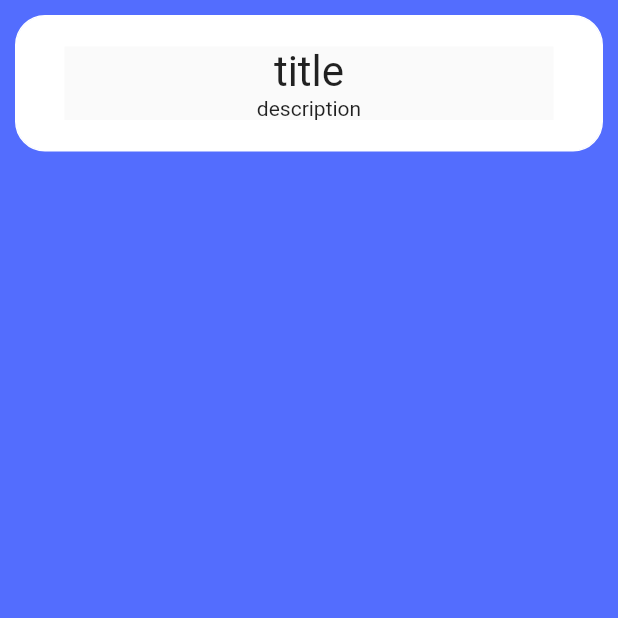
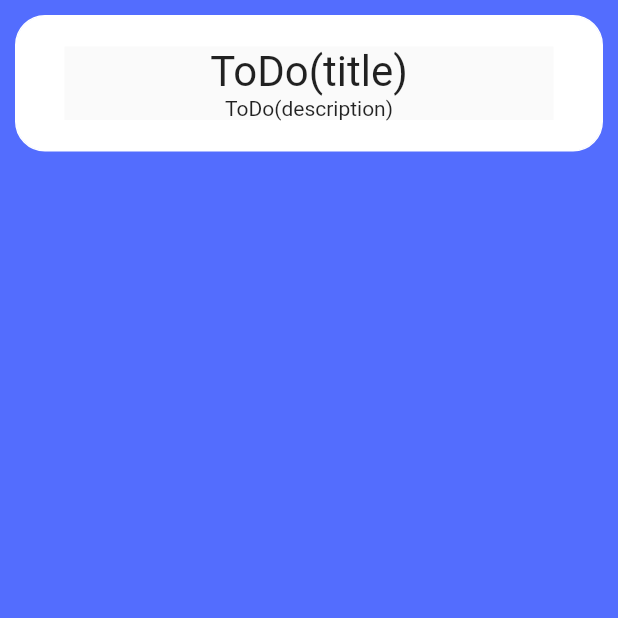
Before and after one commit to maosakana/helloworld, a Flutter app: the screen it shows after launch, on a phone screen of 412 x 824 dp, the top half of it. Run offline on Flutter 3.47's test engine with Material 2 defaults, Android fonts, the phone set to English and light mode, and no system bars.

Commit message:
fix ToDo()

```diff
--- a/lib/detailPage.dart
+++ b/lib/detailPage.dart
@@ -2,12 +2,9 @@ import 'package:flutter/material.dart';
 import 'package:helloworld/todo.dart';
 
 class DetailPage extends StatelessWidget {
-  DetailPage(this.title, this.description);
-
   final ToDo todo = ToDo(title: null, description: null, isDone: false);
 
-  final String title;
-  final String description;
+  DetailPage(ToDo todo);
 
   @override
   Widget build(BuildContext context) {
@@ -16,23 +13,23 @@ class DetailPage extends StatelessWidget {
       body: Container(
         child: Center(
           child: Hero(
-            tag: '$title',
+            tag: '$ToDo(title)',
             child: Container(
               child: Center(
                 child: Material(
                   child: Column(
                     children: <Widget>[
                       Text(
-                        '$title',
+                        '$ToDo(title)',
                         style: TextStyle(fontSize: 28.0),
                       ),
                       Text(
-                        '$description',
+                        '$ToDo(description)',
                         style: TextStyle(fontSize: 14.0),
                       )
                     ],
                   ),
-              ),
+                ),
               ),
               width: 200,
               height: 200,
--- a/lib/todoitem.dart
+++ b/lib/todoitem.dart
@@ -4,18 +4,14 @@ import 'package:helloworld/todo.dart';
 
 class ToDoItem extends StatelessWidget {
   final ToDo todo = ToDo(title: null, description: null, isDone: false);
-
   ToDoItem(todo);
 
-  get title => 'title';
-
-  get description => 'description';
 
   @override
   Widget build(BuildContext context) {
     return Container(
       child: Hero(
-        tag: '$title',
+        tag: '$ToDo(title)',
         child: Container(
           margin: EdgeInsets.all(10.0),
           decoration: BoxDecoration(
@@ -29,11 +25,11 @@ class ToDoItem extends StatelessWidget {
                 child: Column(
                   children: <Widget>[
                     Text(
-                      '$title',
+                      '$ToDo(title)',
                       style: TextStyle(fontSize: 28.0),
                     ),
                     Text(
-                      '$description',
+                      '$ToDo(description)',
                       style: TextStyle(fontSize: 14.0),
                     )
                   ],
@@ -45,7 +41,7 @@ class ToDoItem extends StatelessWidget {
               Navigator.push(
                 context,
                 MaterialPageRoute(
-                  builder: (_) => DetailPage(title, description),
+                  builder: (_) => DetailPage(todo),
                 ),
               );
             },
```
